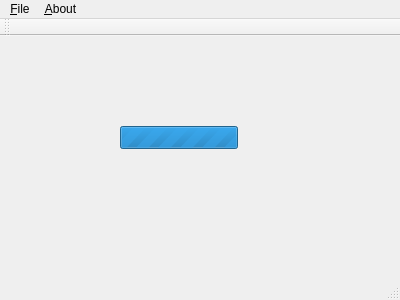
This is Dump852/mainwindow.ui in CIDCO-dev/Imagenex852 as Qt 5 draws it before an edit. The edited form follows.
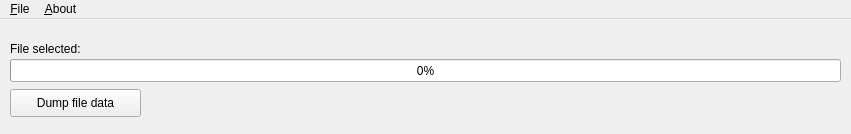
This is the edited form.

Commit message: Corrections Dump852

Patch:
```diff
--- a/Dump852/mainwindow.ui
+++ b/Dump852/mainwindow.ui
@@ -6,10 +6,28 @@
    <rect>
     <x>0</x>
     <y>0</y>
-    <width>400</width>
-    <height>300</height>
+    <width>851</width>
+    <height>134</height>
    </rect>
   </property>
+  <property name="sizePolicy">
+   <sizepolicy hsizetype="Fixed" vsizetype="Fixed">
+    <horstretch>0</horstretch>
+    <verstretch>0</verstretch>
+   </sizepolicy>
+  </property>
+  <property name="minimumSize">
+   <size>
+    <width>851</width>
+    <height>134</height>
+   </size>
+  </property>
+  <property name="maximumSize">
+   <size>
+    <width>851</width>
+    <height>134</height>
+   </size>
+  </property>
   <property name="windowTitle">
    <string>Dump852</string>
   </property>
@@ -17,9 +35,9 @@
    <widget class="QProgressBar" name="pbProgress">
     <property name="geometry">
      <rect>
-      <x>120</x>
-      <y>90</y>
-      <width>118</width>
+      <x>10</x>
+      <y>40</y>
+      <width>831</width>
       <height>23</height>
      </rect>
     </property>
@@ -27,7 +45,7 @@
      <bool>false</bool>
     </property>
     <property name="maximum">
-     <number>0</number>
+     <number>100</number>
     </property>
     <property name="value">
      <number>0</number>
@@ -39,14 +57,53 @@
      <bool>false</bool>
     </property>
    </widget>
+   <widget class="QLabel" name="txtFilenameLabel">
+    <property name="geometry">
+     <rect>
+      <x>10</x>
+      <y>20</y>
+      <width>91</width>
+      <height>20</height>
+     </rect>
+    </property>
+    <property name="text">
+     <string>File selected:</string>
+    </property>
+   </widget>
+   <widget class="QLabel" name="txtFilename">
+    <property name="geometry">
+     <rect>
+      <x>100</x>
+      <y>20</y>
+      <width>741</width>
+      <height>20</height>
+     </rect>
+    </property>
+    <property name="text">
+     <string/>
+    </property>
+   </widget>
+   <widget class="QPushButton" name="btnDump">
+    <property name="geometry">
+     <rect>
+      <x>10</x>
+      <y>70</y>
+      <width>131</width>
+      <height>28</height>
+     </rect>
+    </property>
+    <property name="text">
+     <string>Dump file data</string>
+    </property>
+   </widget>
   </widget>
   <widget class="QMenuBar" name="menuBar">
    <property name="geometry">
     <rect>
      <x>0</x>
      <y>0</y>
-     <width>400</width>
-     <height>20</height>
+     <width>851</width>
+     <height>25</height>
     </rect>
    </property>
    <widget class="QMenu" name="menuFile">
@@ -64,15 +121,6 @@
    <addaction name="menuFile"/>
    <addaction name="menuAbout"/>
   </widget>
-  <widget class="QToolBar" name="mainToolBar">
-   <attribute name="toolBarArea">
-    <enum>TopToolBarArea</enum>
-   </attribute>
-   <attribute name="toolBarBreak">
-    <bool>false</bool>
-   </attribute>
-  </widget>
-  <widget class="QStatusBar" name="statusBar"/>
   <action name="actionOpen">
    <property name="text">
     <string>&amp;Open</string>
```
The commit also changes 22 other files.
